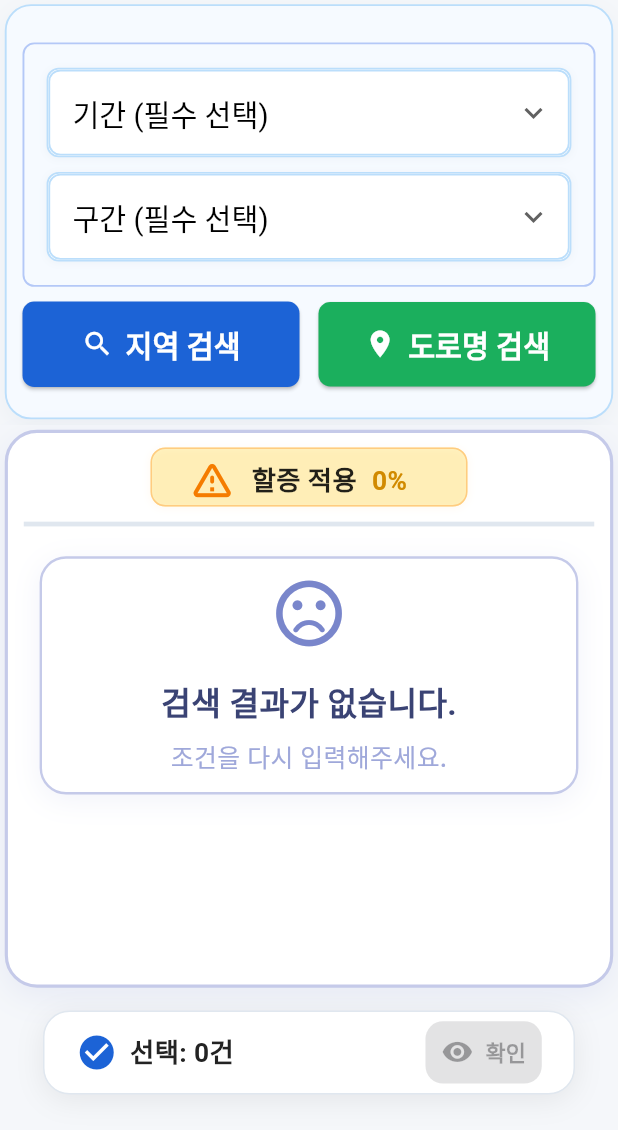
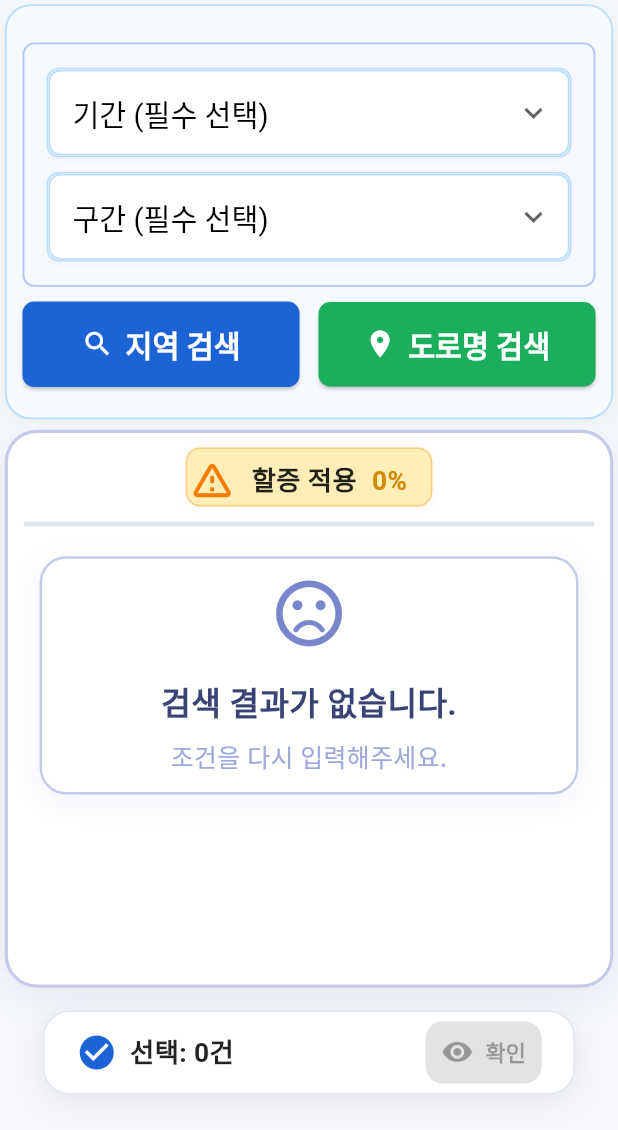
Before and after one commit to jang1231111/line-all-company, a Flutter app: the screen it shows after launch, on a phone screen of 412 x 824 dp, the part 106-1236 px from its top. Run offline on Flutter 3.47's test engine with Material 3 defaults, Android fonts, the phone set to English and light mode, and no system bars; our stand-ins replace dio, flutter_riverpod, flutter_screenutil, freezed_annotation, pretty_dio_logger.

Commit message:
🎨 할증 버튼, 패딩 삭제

```diff
--- a/lib/features/condition/presentation/widgets/fare_result_table.dart
+++ b/lib/features/condition/presentation/widgets/fare_result_table.dart
@@ -41,19 +41,49 @@ class FareResultTable extends ConsumerWidget {
           crossAxisAlignment: CrossAxisAlignment.start,
           children: [
             // === 할증 정보 미니 컨테이너
-            Padding(
-              padding: EdgeInsets.symmetric(horizontal: 80.w),
-              child: Material(
+            Row(
+              mainAxisAlignment: MainAxisAlignment.center,
+              children: [
+                Material(
                   color: const Color(0xFFFFF3C2),
                   borderRadius: BorderRadius.circular(10.r),
-                child: InkWell(
+                  child:
+                      // SizedBox(
+                      //   width: double.infinity,
+                      //   child: ElevatedButton.icon(
+                      //     style: ElevatedButton.styleFrom(
+                      //       backgroundColor: Colors.orange.shade200,
+                      //       foregroundColor: Colors.white,
+                      //       shape: RoundedRectangleBorder(
+                      //         borderRadius: BorderRadius.circular(8.r),
+                      //       ),
+                      //       minimumSize: Size(0, 40.h),
+                      //     ),
+                      //     icon: Icon(
+                      //       Icons.warning_amber_rounded,
+                      //       color: Colors.orange.shade200,
+                      //       size: 22.sp,
+                      //     ),
+                      //     label: Text(
+                      //       '할증 적용 ${(surchargeRate * 100).toStringAsFixed(0)}%',
+                      //       style: TextStyle(
+                      //         color: Colors.black87,
+                      //         fontSize: 20.sp,
+                      //         fontWeight: FontWeight.bold,
+                      //       ),
+                      //     ),
+                      //     onPressed: () {},
+                      //   ),
+                      // ),
+                      InkWell(
                         splashColor: Colors.orange.withOpacity(0.1),
                         highlightColor: Colors.orange.withOpacity(0.1),
                         borderRadius: BorderRadius.circular(10.r),
                         onTap: () {
                           showDialog(
                             context: context,
-                      builder: (context) => const ConditionSurchargeDialog(),
+                            builder: (context) =>
+                                const ConditionSurchargeDialog(),
                           );
                         },
                         child: Container(
@@ -107,6 +137,7 @@ class FareResultTable extends ConsumerWidget {
                         ),
                       ),
                 ),
+              ],
             ),
             Divider(height: 24.h, thickness: 3.w, color: Color(0xFFE0E7EF)),
             if (results.isEmpty)
```
Lines whose indentation alone changed are shown as unchanged.
